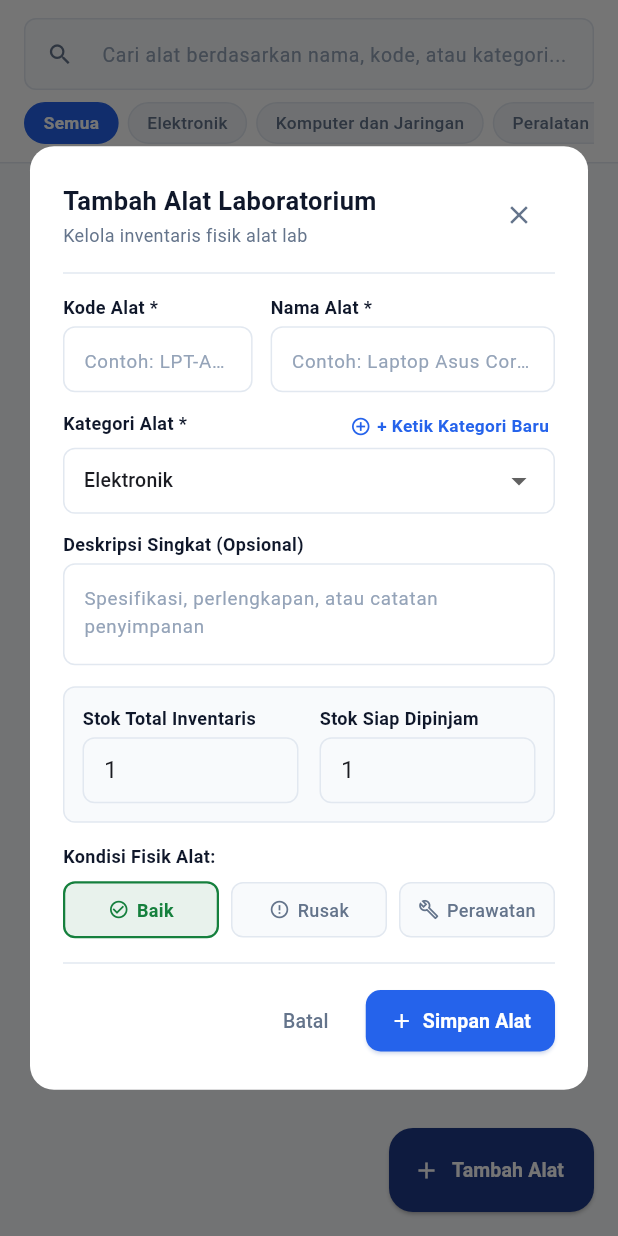
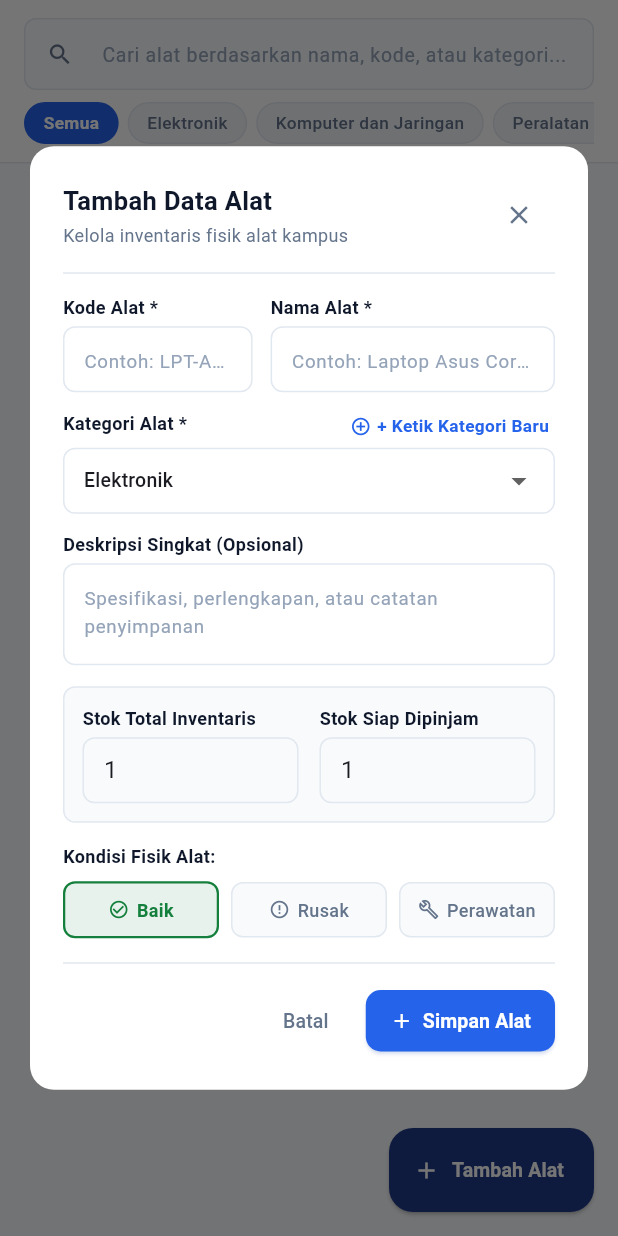
Before and after one commit to siskays12/SIPELA, a Flutter app: the AlatScreen screen opened directly, after a tap on "Tambah Alat Baru", after a tap on "Tambah Alat", on a phone screen of 412 x 824 dp. Run offline on Flutter 3.47's test engine with Material 3 defaults, Android fonts, the phone set to English and light mode, and no system bars; our stand-ins replace pdf, share_plus, shared_preferences; missing offline and left inert: excel; accounts and stored records are empty; network calls fail.

Commit message:
mengubah teks menjadi sistem informasi alat

```diff
--- a/lib/core/api_service.dart
+++ b/lib/core/api_service.dart
@@ -4,7 +4,7 @@ import 'package:http/http.dart' as http;
 import 'package:shared_preferences/shared_preferences.dart';
 
 const bool useMockData = false;
-const String baseUrl = 'http://10.91.202.88:8000';
+const String baseUrl = 'https://matchbox-baggage-qualifier.ngrok-free.dev';
 
 class ApiService {
   // ─── Auth Storage ─────────────────────────────
--- a/lib/screens/admin/alat_screen.dart
+++ b/lib/screens/admin/alat_screen.dart
@@ -139,12 +139,12 @@ class _AlatScreenState extends State<AlatScreen> {
                         crossAxisAlignment: CrossAxisAlignment.start,
                         children: [
                           Text(
-                            existing == null ? 'Tambah Alat Laboratorium' : 'Edit Data Alat',
+                            existing == null ? 'Tambah Data Alat' : 'Edit Data Alat',
                             style: const TextStyle(fontSize: 17, fontWeight: FontWeight.w700, color: kTextMain),
                           ),
                           const SizedBox(height: 2),
                           Text(
-                            existing == null ? 'Kelola inventaris fisik alat lab' : 'Perbarui data spesifikasi dan stok',
+                            existing == null ? 'Kelola inventaris fisik alat kampus' : 'Perbarui data spesifikasi dan stok',
                             style: const TextStyle(fontSize: 12, color: kTextMuted),
                           ),
                         ],
@@ -465,7 +465,7 @@ class _AlatScreenState extends State<AlatScreen> {
       builder: (ctx) => AlertDialog(
         shape: RoundedRectangleBorder(borderRadius: BorderRadius.circular(12)),
         title: const Text('Hapus Alat', style: TextStyle(fontSize: 16, fontWeight: FontWeight.w700)),
-        content: Text('Hapus "${tool.namaAlat}" dari inventaris laboratorium?',
+        content: Text('Hapus "${tool.namaAlat}" dari inventaris alat?',
             style: const TextStyle(fontSize: 13, color: kTextMuted)),
         actions: [
           TextButton(
@@ -574,7 +574,7 @@ class _AlatScreenState extends State<AlatScreen> {
                     ? EmptyState(
                         icon: Icons.inventory_2_outlined,
                         title: 'Tidak ada data alat',
-                        subtitle: 'Alat laboratorium tidak ditemukan untuk filter ini',
+                        subtitle: 'Data alat tidak ditemukan untuk filter ini',
                         action: AppButton(
                           label: 'Tambah Alat Baru',
                           icon: Icons.add,
--- a/lib/screens/admin/laporan_screen.dart
+++ b/lib/screens/admin/laporan_screen.dart
@@ -98,7 +98,7 @@ class _LaporanScreenState extends State<LaporanScreen> {
                 crossAxisAlignment: pw.CrossAxisAlignment.center,
                 children: [
                   pw.Text(
-                    'UPT LABORATORIUM & SARANA PRASARANA',
+                    'SIPELA KAMPUS',
                     style: pw.TextStyle(
                       fontSize: 11,
                       fontWeight: pw.FontWeight.bold,
@@ -108,7 +108,7 @@ class _LaporanScreenState extends State<LaporanScreen> {
                   ),
                   pw.SizedBox(height: 3),
                   pw.Text(
-                    'SISTEM INFORMASI PEMINJAMAN ALAT (SIPELA)',
+                    'SISTEM INFORMASI PEMINJAMAN ALAT KAMPUS',
                     style: pw.TextStyle(
                       fontSize: 15,
                       fontWeight: pw.FontWeight.bold,
@@ -117,7 +117,7 @@ class _LaporanScreenState extends State<LaporanScreen> {
                   ),
                   pw.SizedBox(height: 4),
                   pw.Text(
-                    'REKAPITULASI LAPORAN & STATISTIK LABORATORIUM',
+                    'REKAPITULASI LAPORAN & STATISTIK',
                     style: pw.TextStyle(
                       fontSize: 11.5,
                       fontWeight: pw.FontWeight.bold,
@@ -399,7 +399,7 @@ class _LaporanScreenState extends State<LaporanScreen> {
     if (_loading) {
       return const Scaffold(
         backgroundColor: kBackground,
-        body: LoadingWidget(message: 'Memuat statistik & laporan lab...'),
+        body: LoadingWidget(message: 'Memuat statistik & laporan...'),
       );
     }
 
@@ -450,7 +450,7 @@ class _LaporanScreenState extends State<LaporanScreen> {
                   const SizedBox(width: 8),
                   const Expanded(
                     child: Text(
-                      'Statistik & Laporan Lab',
+                      'Statistik & Laporan',
                       style: TextStyle(fontSize: 15, fontWeight: FontWeight.w700, color: kTextMain),
                     ),
                   ),
@@ -669,7 +669,7 @@ class _LaporanScreenState extends State<LaporanScreen> {
                         padding: EdgeInsets.symmetric(vertical: 16),
                         child: Center(
                           child: Text(
-                            'Belum ada data riwayat peminjaman alat lab.',
+                            'Belum ada data riwayat peminjaman alat.',
                             style: TextStyle(fontSize: 12, color: kTextMuted),
                           ),
                         ),
--- a/lib/screens/admin/peminjaman_admin_screen.dart
+++ b/lib/screens/admin/peminjaman_admin_screen.dart
@@ -1081,7 +1081,7 @@ class _PeminjamanAdminScreenState extends State<PeminjamanAdminScreen>
                                 ),
                               )),
                           const SizedBox(height: 10),
-                          const Text('Catatan Petugas Lab (Opsional):',
+                          const Text('Catatan Petugas (Opsional):',
                               style: TextStyle(
                                   fontSize: 12.5, fontWeight: FontWeight.w600, color: kTextMain)),
                           const SizedBox(height: 6),
--- a/lib/screens/customer/katalog_screen.dart
+++ b/lib/screens/customer/katalog_screen.dart
@@ -157,7 +157,7 @@ class _KatalogScreenState extends State<KatalogScreen> {
                     _applyFilter();
                   },
                   decoration: InputDecoration(
-                    hintText: 'Cari alat laboratorium...',
+                    hintText: 'Cari alat...',
                     hintStyle: const TextStyle(fontSize: 13, color: kTextSubtle),
                     prefixIcon: const Icon(Icons.search, size: 18, color: kTextMuted),
                     filled: true,
--- a/lib/screens/customer/peminjaman_saya_screen.dart
+++ b/lib/screens/customer/peminjaman_saya_screen.dart
@@ -76,7 +76,7 @@ class _PeminjamanSayaScreenState extends State<PeminjamanSayaScreen>
     }
 
     if (availableTools.isEmpty) {
-      if (mounted) showError(context, 'Tidak ada alat laboratorium yang tersedia saat ini.');
+      if (mounted) showError(context, 'Tidak ada alat yang tersedia saat ini.');
       return;
     }
     if (!mounted) return;
@@ -198,7 +198,7 @@ class _PeminjamanSayaScreenState extends State<PeminjamanSayaScreen>
                             Row(
                               mainAxisAlignment: MainAxisAlignment.spaceBetween,
                               children: [
-                                const Text('Daftar Alat Laboratorium', style: TextStyle(fontSize: 12.5, fontWeight: FontWeight.w600, color: kTextMain)),
+                                const Text('Daftar Alat', style: TextStyle(fontSize: 12.5, fontWeight: FontWeight.w600, color: kTextMain)),
                                 InkWell(
                                   onTap: () => setS(() => items.add(_LoanItem(tools: availableTools))),
                                   child: Container(
@@ -403,7 +403,7 @@ class _PeminjamanSayaScreenState extends State<PeminjamanSayaScreen>
       return EmptyState(
         icon: Icons.assignment_outlined,
         title: 'Belum ada data peminjaman',
-        subtitle: 'Ajukan peminjaman alat praktikum kapan pun dibutuhkan',
+        subtitle: 'Ajukan peminjaman alat kapan pun dibutuhkan',
         action: AppButton(
           label: 'Ajukan Pinjam Sekarang',
           icon: Icons.add,
@@ -495,7 +495,7 @@ class _PeminjamanSayaScreenState extends State<PeminjamanSayaScreen>
                   const SizedBox(width: 6),
                   Expanded(
                     child: Text(
-                      'Pesan Lab: ${loan.catatanAdmin}',
+                      'Pesan Petugas: ${loan.catatanAdmin}',
                       style: const TextStyle(fontSize: 11.5, color: kColorWarning),
                     ),
                   ),
--- a/lib/screens/shared/dashboard_screen.dart
+++ b/lib/screens/shared/dashboard_screen.dart
@@ -117,7 +117,7 @@ class _DashboardScreenState extends State<DashboardScreen> {
                                 Icon(Icons.school, size: 13, color: Colors.white),
                                 SizedBox(width: 5),
                                 Text(
-                                  'UPT LABORATORIUM',
+                                  'SIPELA KAMPUS',
                                   style: TextStyle(
                                     color: Colors.white,
                                     fontSize: 10.5,
@@ -161,7 +161,7 @@ class _DashboardScreenState extends State<DashboardScreen> {
                       ),
                       const SizedBox(height: 4),
                       Text(
-                        'Sistem Informasi Peminjaman Alat Laboratorium & Sarpras Kampus.',
+                        'Sistem Informasi Peminjaman Alat Kampus.',
                         style: TextStyle(
                           fontSize: 12,
                           color: Colors.white.withValues(alpha: 0.88),
--- a/lib/screens/shared/login_screen.dart
+++ b/lib/screens/shared/login_screen.dart
@@ -94,7 +94,7 @@ class _LoginScreenState extends State<LoginScreen> {
                       border: Border.all(color: const Color(0xFFBFDBFE)),
                     ),
                     child: const Text(
-                      'POLITEKNIK NEGERI',
+                      'Politeknik Jambi',
                       style: TextStyle(
                         fontSize: 10.5,
                         fontWeight: FontWeight.w700,
@@ -115,7 +115,7 @@ class _LoginScreenState extends State<LoginScreen> {
                   ),
                   const SizedBox(height: 4),
                   const Text(
-                    'Sistem Peminjaman Alat Laboratorium',
+                    'Sistem Informasi Peminjaman Alat Kampus',
                     textAlign: TextAlign.center,
                     style: TextStyle(fontSize: 12.5, color: kTextMuted),
                   ),
@@ -129,12 +129,12 @@ class _LoginScreenState extends State<LoginScreen> {
                         crossAxisAlignment: CrossAxisAlignment.start,
                         children: [
                           const Text(
-                            'Masuk Petugas Laboratorium',
+                            'Masukan Username dan Password Anda',
                             style: TextStyle(fontSize: 14.5, fontWeight: FontWeight.w700, color: kTextMain),
                           ),
                           const SizedBox(height: 16),
                           const Text(
-                            'Username Petugas',
+                            'Username',
                             style: TextStyle(fontSize: 12, fontWeight: FontWeight.w600, color: kTextMain),
                           ),
                           const SizedBox(height: 5),
@@ -177,7 +177,7 @@ class _LoginScreenState extends State<LoginScreen> {
                   ),
                   const SizedBox(height: 16),
                   const Text(
-                    'Portal Khusus Petugas / Admin Laboratorium',
+                    'Silahkan Masukan Nama Pengguna dan Kata Sandi Anda',
                     textAlign: TextAlign.center,
                     style: TextStyle(fontSize: 11.5, color: kTextSubtle),
                   ),
--- a/lib/screens/shared/main_screen.dart
+++ b/lib/screens/shared/main_screen.dart
@@ -24,7 +24,7 @@ class _MainScreenState extends State<MainScreen> {
 
   final List<_NavItem> _navItems = const [
     _NavItem('Ringkasan', Icons.grid_view_outlined, Icons.grid_view, DashboardScreen()),
-    _NavItem('Alat Lab', Icons.inventory_2_outlined, Icons.inventory_2, AlatScreen()),
+    _NavItem('Data Alat', Icons.inventory_2_outlined, Icons.inventory_2, AlatScreen()),
     _NavItem('Peminjaman', Icons.assignment_outlined, Icons.assignment, PeminjamanAdminScreen()),
     _NavItem('Riwayat', Icons.history_outlined, Icons.history, PengembalianScreen()),
     _NavItem('Laporan', Icons.analytics_outlined, Icons.analytics, LaporanScreen()),
@@ -50,7 +50,7 @@ class _MainScreenState extends State<MainScreen> {
       builder: (ctx) => AlertDialog(
         shape: RoundedRectangleBorder(borderRadius: BorderRadius.circular(12)),
         title: const Text('Keluar Aplikasi', style: TextStyle(fontSize: 16, fontWeight: FontWeight.w700)),
-        content: const Text('Keluar dari sistem SIPELA Laboratorium?', style: TextStyle(fontSize: 13, color: kTextMuted)),
+        content: const Text('Keluar dari sistem SIPELA?', style: TextStyle(fontSize: 13, color: kTextMuted)),
         actions: [
           TextButton(
             onPressed: () => Navigator.pop(ctx, false),
@@ -118,7 +118,7 @@ class _MainScreenState extends State<MainScreen> {
                       child: const Icon(Icons.science, color: Colors.white, size: 20),
                     ),
                     const SizedBox(width: 8),
-                    const Text('SIPELA LAB', style: TextStyle(fontWeight: FontWeight.w800, fontSize: 14, color: kTextMain)),
+                    const Text('SIPELA', style: TextStyle(fontWeight: FontWeight.w800, fontSize: 14, color: kTextMain)),
                   ],
                 ),
               ),
@@ -188,7 +188,7 @@ class _MainScreenState extends State<MainScreen> {
               style: const TextStyle(fontSize: 16, fontWeight: FontWeight.w800, color: kTextMain, letterSpacing: -0.3),
             ),
             const Text(
-              'SIPELA • UPT Laboratorium',
+              'Sistem Informasi Peminjaman Alat Kampus',
               maxLines: 1,
               overflow: TextOverflow.ellipsis,
               style: TextStyle(fontSize: 10.5, fontWeight: FontWeight.w500, color: kTextMuted),
--- a/pubspec.yaml
+++ b/pubspec.yaml
@@ -1,5 +1,5 @@
 name: sistem_pinjam_alat
-description: "SIPELA - Sistem Peminjaman Alat Laboratorium"
+description: "SIPELA - Sistem Informasi Peminjaman Alat Kampus"
 publish_to: 'none'
 
 version: 1.0.0+1
@@ -11,7 +11,7 @@ dependencies:
   flutter:
     sdk: flutter
   cupertino_icons: ^1.0.8
-  http: ^1.2.0
+  http: ^1.6.0
   shared_preferences: ^2.3.0
   intl: ^0.19.0
   pdf: ^3.11.0
```
